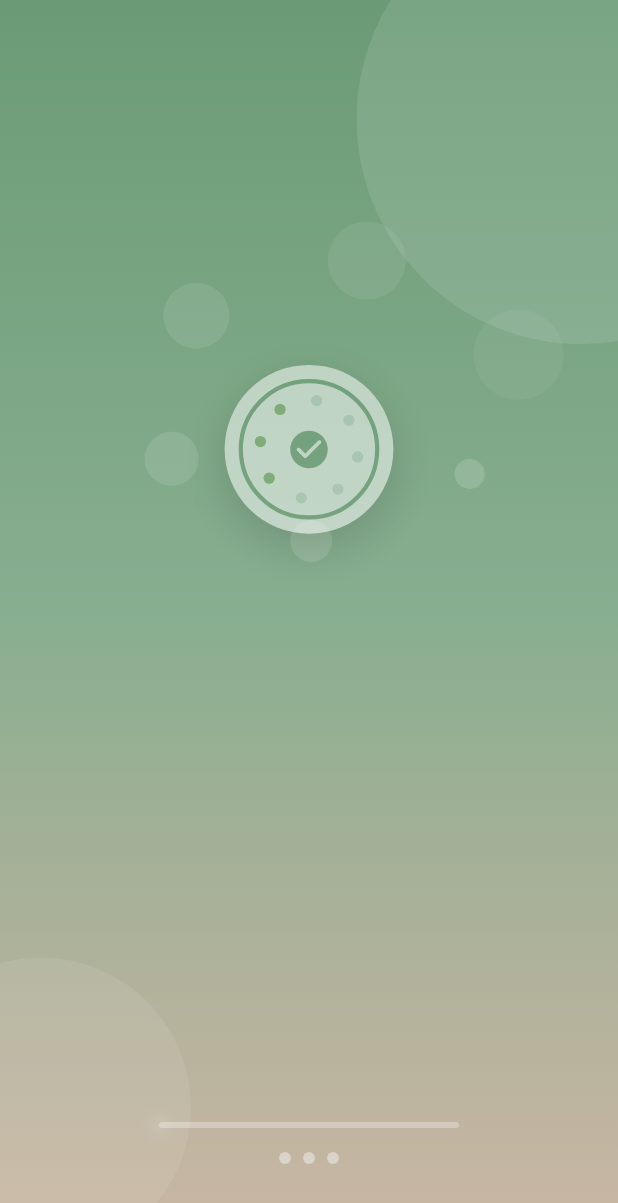
After one commit to Schy44/Habit-tracker, a Flutter app: the first screen one second after launch, on a phone screen of 412 x 824 dp. The commit adds this screen. Shown: the top 1203 px of the screen. Run offline on Flutter 3.47's test engine with Material 3 defaults, Android fonts, the light colour scheme and no system bars; our stand-ins replace another_carousel_pro, cloud_firestore, firebase_auth, firebase_core, fl_chart, flutter_heatmap_calendar and 2 more; accounts and stored records are empty; statements that could not run were skipped.

Commit message:
docs: Add comprehensive project documentation and update splash screen

```diff
--- a/lib/main.dart
+++ b/lib/main.dart
@@ -12,6 +12,7 @@ import 'package:mytracker/screens/login_screen.dart';
 import 'package:mytracker/screens/signup_screen.dart';
 import 'package:mytracker/screens/settings_screen.dart'; // Import SettingsScreen
 import 'package:mytracker/screens/profile_screen.dart'; // Import ProfileScreen
+import 'package:mytracker/screens/splash_screen.dart';
 import 'package:mytracker/theme/app_theme.dart';
 import 'package:firebase_auth/firebase_auth.dart';
 
@@ -55,18 +56,7 @@ class MyApp extends StatelessWidget {
           theme: AppTheme.lightTheme.copyWith(pageTransitionsTheme: pageTransitionsTheme),
           darkTheme: AppTheme.darkTheme.copyWith(pageTransitionsTheme: pageTransitionsTheme),
           themeMode: themeNotifier.themeMode,
-          home: StreamBuilder<User?>(
-            stream: FirebaseAuth.instance.authStateChanges(),
-            builder: (context, snapshot) {
-              if (snapshot.connectionState == ConnectionState.waiting) {
-                return const Center(child: CircularProgressIndicator());
-              }
-              if (snapshot.hasData) {
-                return const HomeScreen();
-              }
-              return const LoginScreen();
-            },
-          ),
+          home: const SplashScreen(),
           routes: {
             '/login': (context) => const LoginScreen(),
             '/signup': (context) => const SignUpScreen(),
--- /dev/null
+++ b/lib/screens/splash_screen.dart
@@ -0,0 +1,501 @@
+import 'package:flutter/material.dart';
+import 'package:flutter/services.dart';
+import 'package:mytracker/theme/app_colors.dart';
+import 'dart:async';
+import 'dart:math' as math;
+import 'package:firebase_auth/firebase_auth.dart';
+
+class SplashScreen extends StatefulWidget {
+  const SplashScreen({Key? key}) : super(key: key);
+
+  @override
+  State<SplashScreen> createState() => _SplashScreenState();
+}
+
+class _SplashScreenState extends State<SplashScreen>
+    with TickerProviderStateMixin {
+  late AnimationController _logoController;
+  late AnimationController _textController;
+  late AnimationController _progressController;
+  late AnimationController _circleController;
+
+  late Animation<double> _logoScaleAnimation;
+  late Animation<double> _logoFadeAnimation;
+  late Animation<double> _textFadeAnimation;
+  late Animation<Offset> _textSlideAnimation;
+  late Animation<double> _progressAnimation;
+  late Animation<double> _circleAnimation;
+
+  @override
+  void initState() {
+    super.initState();
+
+    // Set system UI style for splash
+    SystemChrome.setSystemUIOverlayStyle(
+      const SystemUiOverlayStyle(
+        statusBarColor: Colors.transparent,
+        statusBarIconBrightness: Brightness.light,
+        systemNavigationBarColor: Colors.transparent,
+        systemNavigationBarIconBrightness: Brightness.light,
+      ),
+    );
+
+    _initializeAnimations();
+    _startAnimationSequence();
+  }
+
+  void _initializeAnimations() {
+    // Logo animations
+    _logoController = AnimationController(
+      duration: const Duration(milliseconds: 1500),
+      vsync: this,
+    );
+
+    _logoScaleAnimation = Tween<double>(
+      begin: 0.0,
+      end: 1.0,
+    ).animate(CurvedAnimation(
+      parent: _logoController,
+      curve: Curves.elasticOut,
+    ));
+
+    _logoFadeAnimation = Tween<double>(
+      begin: 0.0,
+      end: 1.0,
+    ).animate(CurvedAnimation(
+      parent: _logoController,
+      curve: const Interval(0.0, 0.6, curve: Curves.easeIn),
+    ));
+
+    // Text animations
+    _textController = AnimationController(
+      duration: const Duration(milliseconds: 1000),
+      vsync: this,
+    );
+
+    _textFadeAnimation = Tween<double>(
+      begin: 0.0,
+      end: 1.0,
+    ).animate(CurvedAnimation(
+      parent: _textController,
+      curve: Curves.easeIn,
+    ));
+
+    _textSlideAnimation = Tween<Offset>(
+      begin: const Offset(0, 0.5),
+      end: Offset.zero,
+    ).animate(CurvedAnimation(
+      parent: _textController,
+      curve: Curves.easeOutCubic,
+    ));
+
+    // Progress animation
+    _progressController = AnimationController(
+      duration: const Duration(milliseconds: 2000),
+      vsync: this,
+    );
+
+    _progressAnimation = Tween<double>(
+      begin: 0.0,
+      end: 1.0,
+    ).animate(CurvedAnimation(
+      parent: _progressController,
+      curve: Curves.easeInOut,
+    ));
+
+    // Background circles animation
+    _circleController = AnimationController(
+      duration: const Duration(seconds: 8),
+      vsync: this,
+    );
+
+    _circleAnimation = Tween<double>(
+      begin: 0.0,
+      end: 1.0,
+    ).animate(CurvedAnimation(
+      parent: _circleController,
+      curve: Curves.linear,
+    ));
+  }
+
+  void _startAnimationSequence() async {
+    // Start background animation immediately
+    _circleController.repeat();
+
+    // Logo animation
+    await Future.delayed(const Duration(milliseconds: 300));
+    _logoController.forward();
+
+    // Text animation
+    await Future.delayed(const Duration(milliseconds: 800));
+    _textController.forward();
+
+    // Progress animation
+    await Future.delayed(const Duration(milliseconds: 500));
+    _progressController.forward();
+
+    // Navigate after animations complete
+    await Future.delayed(const Duration(milliseconds: 2500));
+    _navigateToNextScreen();
+  }
+
+  void _navigateToNextScreen() {
+    // Check if user is logged in and navigate accordingly
+    Navigator.pushReplacementNamed(context, '/login'); // or '/home' if logged in
+  }
+
+  @override
+  void dispose() {
+    _logoController.dispose();
+    _textController.dispose();
+    _progressController.dispose();
+    _circleController.dispose();
+    super.dispose();
+  }
+
+  @override
+  Widget build(BuildContext context) {
+    return Scaffold(
+      body: Container(
+        width: double.infinity,
+        height: double.infinity,
+        decoration: BoxDecoration(
+          gradient: LinearGradient(
+            begin: Alignment.topCenter,
+            end: Alignment.bottomCenter,
+            colors: [
+              AppColors.primary,
+              AppColors.primary.withOpacity(0.8),
+              AppColors.secondary.withOpacity(0.6),
+            ],
+          ),
+        ),
+        child: Stack(
+          children: [
+            // Animated background circles
+            _buildAnimatedBackground(),
+
+            // Main content
+            SafeArea(
+              child: Column(
+                mainAxisAlignment: MainAxisAlignment.center,
+                children: [
+                  const Spacer(flex: 2),
+
+                  // Logo section
+                  _buildLogoSection(),
+
+                  const SizedBox(height: 32),
+
+                  // App name and tagline
+                  _buildTextSection(),
+
+                  const Spacer(flex: 2),
+
+                  // Progress indicator
+                  _buildProgressSection(),
+
+                  const SizedBox(height: 48),
+                ],
+              ),
+            ),
+          ],
+        ),
+      ),
+    );
+  }
+
+  Widget _buildAnimatedBackground() {
+    return AnimatedBuilder(
+      animation: _circleAnimation,
+      builder: (context, child) {
+        return Stack(
+          children: [
+            // Large background circle
+            Positioned(
+              top: -100 + (50 * math.sin(_circleAnimation.value * 2 * math.pi)),
+              right: -150 + (30 * math.cos(_circleAnimation.value * 2 * math.pi)),
+              child: Container(
+                width: 300,
+                height: 300,
+                decoration: BoxDecoration(
+                  shape: BoxShape.circle,
+                  color: Colors.white.withOpacity(0.1),
+                ),
+              ),
+            ),
+
+            // Medium background circle
+            Positioned(
+              bottom: -50 + (40 * math.cos(_circleAnimation.value * 1.5 * math.pi)),
+              left: -100 + (60 * math.sin(_circleAnimation.value * 1.5 * math.pi)),
+              child: Container(
+                width: 200,
+                height: 200,
+                decoration: BoxDecoration(
+                  shape: BoxShape.circle,
+                  color: Colors.white.withOpacity(0.08),
+                ),
+              ),
+            ),
+
+            // Small background circles
+            ...List.generate(6, (index) {
+              final offset = (index * math.pi / 3) + (_circleAnimation.value * 2 * math.pi);
+              return Positioned(
+                top: MediaQuery.of(context).size.height * 0.3 +
+                     (100 * math.sin(offset)),
+                left: MediaQuery.of(context).size.width * 0.5 +
+                      (120 * math.cos(offset)),
+                child: Container(
+                  width: 20 + (index * 8.0),
+                  height: 20 + (index * 8.0),
+                  decoration: BoxDecoration(
+                    shape: BoxShape.circle,
+                    color: Colors.white.withOpacity(0.15 - (index * 0.02)),
+                  ),
+                ),
+              );
+            }),
+          ],
+        );
+      },
+    );
+  }
+
+  Widget _buildLogoSection() {
+    return AnimatedBuilder(
+      animation: _logoController,
+      builder: (context, child) {
+        return FadeTransition(
+          opacity: _logoFadeAnimation,
+          child: ScaleTransition(
+            scale: _logoScaleAnimation,
+            child: Container(
+              width: 120,
+              height: 120,
+              decoration: BoxDecoration(
+                shape: BoxShape.circle,
+                color: Colors.white,
+                boxShadow: [
+                  BoxShadow(
+                    color: Colors.black.withOpacity(0.2),
+                    blurRadius: 20,
+                    spreadRadius: 5,
+                    offset: const Offset(0, 10),
+                  ),
+                ],
+              ),
+              child: Stack(
+                alignment: Alignment.center,
+                children: [
+                  // Outer ring
+                  Container(
+                    width: 100,
+                    height: 100,
+                    decoration: BoxDecoration(
+                      shape: BoxShape.circle,
+                      border: Border.all(
+                        color: AppColors.primary,
+                        width: 3,
+                      ),
+                    ),
+                  ),
+
+                  // Inner design - habit tracking circles
+                  _buildHabitCircles(),
+
+                  // Center icon
+                  Icon(
+                    Icons.check_circle_rounded,
+                    size: 32,
+                    color: AppColors.primary,
+                  ),
+                ],
+              ),
+            ),
+          ),
+        );
+      },
+    );
+  }
+
+  Widget _buildHabitCircles() {
+    return AnimatedBuilder(
+      animation: _logoController,
+      builder: (context, child) {
+        return Stack(
+          alignment: Alignment.center,
+          children: List.generate(8, (index) {
+            final angle = (index * math.pi * 2 / 8) +
+                         (_logoController.value * math.pi * 2);
+            final radius = 35.0;
+            final x = radius * math.cos(angle);
+            final y = radius * math.sin(angle);
+
+            return Transform.translate(
+              offset: Offset(x, y),
+              child: Container(
+                width: 8,
+                height: 8,
+                decoration: BoxDecoration(
+                  shape: BoxShape.circle,
+                  color: index < (_logoController.value * 8).floor()
+                      ? AppColors.success
+                      : AppColors.primary.withOpacity(0.3),
+                ),
+              ),
+            );
+          }),
+        );
+      },
+    );
+  }
+
+  Widget _buildTextSection() {
+    return AnimatedBuilder(
+      animation: _textController,
+      builder: (context, child) {
+        return FadeTransition(
+          opacity: _textFadeAnimation,
+          child: SlideTransition(
+            position: _textSlideAnimation,
+            child: Column(
+              children: [
+                // App name
+                Text(
+                  'HabitTracker',
+                  style: TextStyle(
+                    fontSize: 32,
+                    fontWeight: FontWeight.bold,
+                    color: Colors.white,
+                    letterSpacing: 1.2,
+                    shadows: [
+                      Shadow(
+                        color: Colors.black.withOpacity(0.3),
+                        offset: const Offset(0, 2),
+                        blurRadius: 4,
+                      ),
+                    ],
+                  ),
+                ),
+
+                const SizedBox(height: 12),
+
+                // Tagline
+                Text(
+                  'Build Better Habits, Live Better Life',
+                  style: TextStyle(
+                    fontSize: 16,
+                    color: Colors.white.withOpacity(0.9),
+                    letterSpacing: 0.5,
+                    shadows: [
+                      Shadow(
+                        color: Colors.black.withOpacity(0.2),
+                        offset: const Offset(0, 1),
+                        blurRadius: 2,
+                      ),
+                    ],
+                  ),
+                  textAlign: TextAlign.center,
+                ),
+              ],
+            ),
+          ),
+        );
+      },
+    );
+  }
+
+  Widget _buildProgressSection() {
+    return Column(
+      children: [
+        // Loading text
+        AnimatedBuilder(
+          animation: _progressAnimation,
+          builder: (context, child) {
+            return Opacity(
+              opacity: _progressAnimation.value,
+              child: Text(
+                'Preparing your journey...',
+                style: TextStyle(
+                  fontSize: 14,
+                  color: Colors.white.withOpacity(0.8),
+                  letterSpacing: 0.5,
+                ),
+              ),
+            );
+          },
+        ),
+
+        const SizedBox(height: 16),
+
+        // Progress bar
+        Container(
+          width: 200,
+          height: 4,
+          decoration: BoxDecoration(
+            color: Colors.white.withOpacity(0.3),
+            borderRadius: BorderRadius.circular(2),
+          ),
+          child: AnimatedBuilder(
+            animation: _progressAnimation,
+            builder: (context, child) {
+              return Align(
+                alignment: Alignment.centerLeft,
+                child: Container(
+                  width: 200 * _progressAnimation.value,
+                  height: 4,
+                  decoration: BoxDecoration(
+                    color: Colors.white,
+                    borderRadius: BorderRadius.circular(2),
+                    boxShadow: [
+                      BoxShadow(
+                        color: Colors.white.withOpacity(0.5),
+                        blurRadius: 8,
+                        spreadRadius: 2,
+                      ),
+                    ],
+                  ),
+                ),
+              );
+            },
+          ),
+        ),
+
+        const SizedBox(height: 16),
+
+        // Dots indicator
+        _buildDotsIndicator(),
+      ],
+    );
+  }
+
+  Widget _buildDotsIndicator() {
+    return AnimatedBuilder(
+      animation: _progressAnimation,
+      builder: (context, child) {
+        return Row(
+          mainAxisAlignment: MainAxisAlignment.center,
+          children: List.generate(3, (index) {
+            final delay = index * 0.3;
+            final animationValue = (_progressAnimation.value - delay).clamp(0.0, 1.0);
+
+            return Container(
+              margin: const EdgeInsets.symmetric(horizontal: 4),
+              child: AnimatedContainer(
+                duration: Duration(milliseconds: (300 + index * 100)),
+                width: 8,
+                height: 8,
+                decoration: BoxDecoration(
+                  shape: BoxShape.circle,
+                  color: Colors.white.withOpacity(0.4 + (animationValue * 0.6)),
+                ),
+              ),
+            );
+          }),
+        );
+      },
+    );
+  }
+}
--- a/lib/screens/statistics_screen.dart
+++ b/lib/screens/statistics_screen.dart
@@ -918,7 +918,7 @@ class _StatisticsScreenState extends State<StatisticsScreen> with TickerProvider
 
   Widget _buildAchievementBadge(_Achievement achievement) {
     return Container(
-      padding: const EdgeInsets.all(16),
+      padding: const EdgeInsets.all(12),
       decoration: BoxDecoration(
         color: achievement.unlocked
             ? achievement.color.withOpacity(0.1)
@@ -938,14 +938,14 @@ class _StatisticsScreenState extends State<StatisticsScreen> with TickerProvider
             color: achievement.unlocked
                 ? achievement.color
                 : Theme.of(context).colorScheme.onSurface.withOpacity(0.4),
-            size: 32,
+            size: 28,
           ),
-          const SizedBox(height: 12),
+          const SizedBox(height: 8),
           Text(
             achievement.title,
             style: TextStyle(
               fontWeight: FontWeight.w600,
-              fontSize: 13,
+              fontSize: 12,
               color: achievement.unlocked
                   ? achievement.color
                   : Theme.of(context).colorScheme.onSurface.withOpacity(0.6),
@@ -954,11 +954,11 @@ class _StatisticsScreenState extends State<StatisticsScreen> with TickerProvider
             maxLines: 2,
             overflow: TextOverflow.ellipsis,
           ),
-          const SizedBox(height: 8),
+          const SizedBox(height: 4),
           Text(
             achievement.description,
             style: TextStyle(
-              fontSize: 11,
+              fontSize: 10,
               color: Theme.of(context).colorScheme.onSurface.withOpacity(0.5),
             ),
             textAlign: TextAlign.center,
@@ -966,7 +966,7 @@ class _StatisticsScreenState extends State<StatisticsScreen> with TickerProvider
             overflow: TextOverflow.ellipsis,
           ),
           if (!achievement.unlocked && achievement.progress > 0) ...[
-            const SizedBox(height: 8),
+            const SizedBox(height: 4),
             ClipRRect(
               borderRadius: BorderRadius.circular(4),
               child: LinearProgressIndicator(
@@ -976,11 +976,11 @@ class _StatisticsScreenState extends State<StatisticsScreen> with TickerProvider
                 minHeight: 4,
               ),
             ),
-            const SizedBox(height: 4),
+            const SizedBox(height: 2),
             Text(
               '${(achievement.progress * 100).toInt()}%',
               style: TextStyle(
-                fontSize: 10,
+                fontSize: 9,
                 color: achievement.color,
                 fontWeight: FontWeight.w600,
               ),
--- a/pubspec.yaml
+++ b/pubspec.yaml
@@ -47,6 +47,7 @@ dependencies:
   another_carousel_pro: ^1.0.2
   flutter_heatmap_calendar: ^1.0.5
   carousel_slider: ^4.2.1
+
 
 
 
```
Also changed, not shown: 1 other file.
